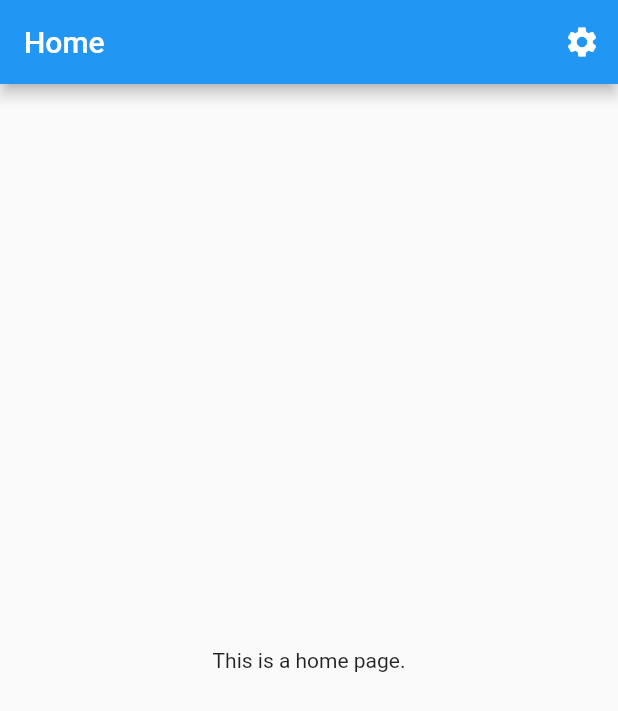
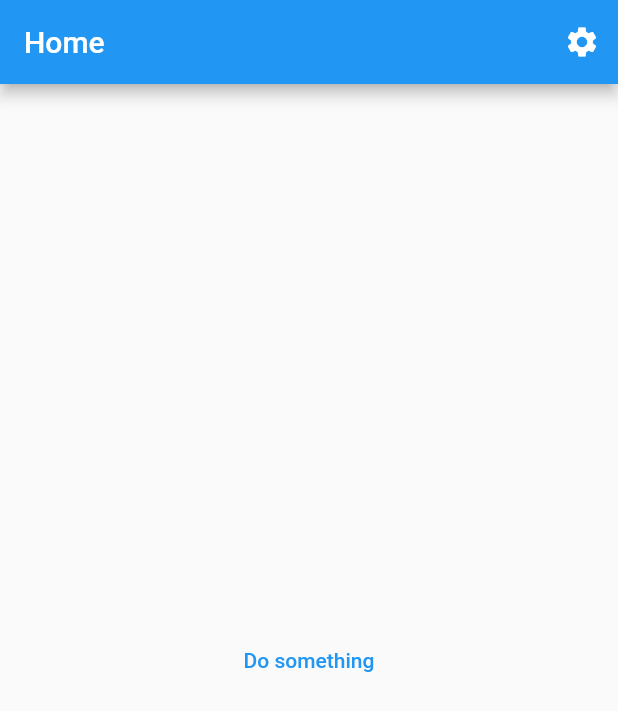
Before and after one commit to derekcoder/CodeReviewDemo, a Flutter app: the screen it shows after launch, on a phone screen of 412 x 824 dp. Shown: the top 711 px of the screen. Run offline on Flutter 3.47's test engine with Material 2 defaults, Android fonts, the phone set to English and light mode, and no system bars.

Commit message:
Change home page UI

```diff
--- a/lib/home_page.dart
+++ b/lib/home_page.dart
@@ -20,7 +20,12 @@ class _HomePageState extends State<HomePage> {
         ],
       ),
       body: Center(
-        child: Text("This is a home page."),
+        child: TextButton(
+          onPressed: () {
+            print("Do something");
+          },
+          child: Text("Do something"),
+        ),
       ),
     );
   }
```
